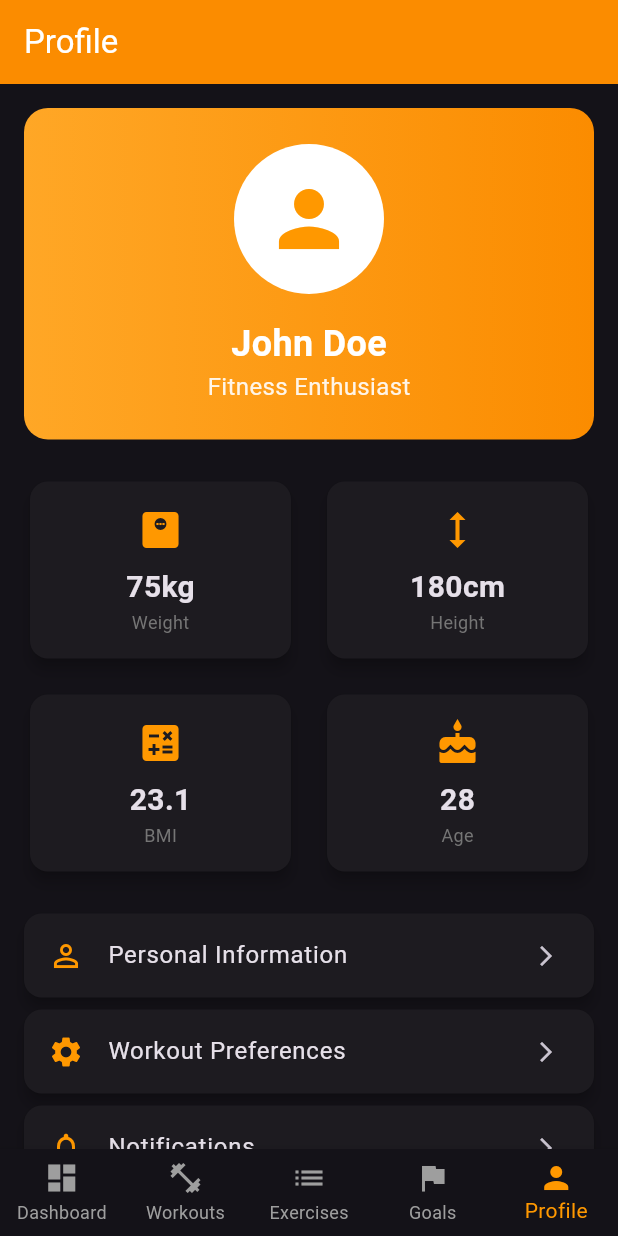
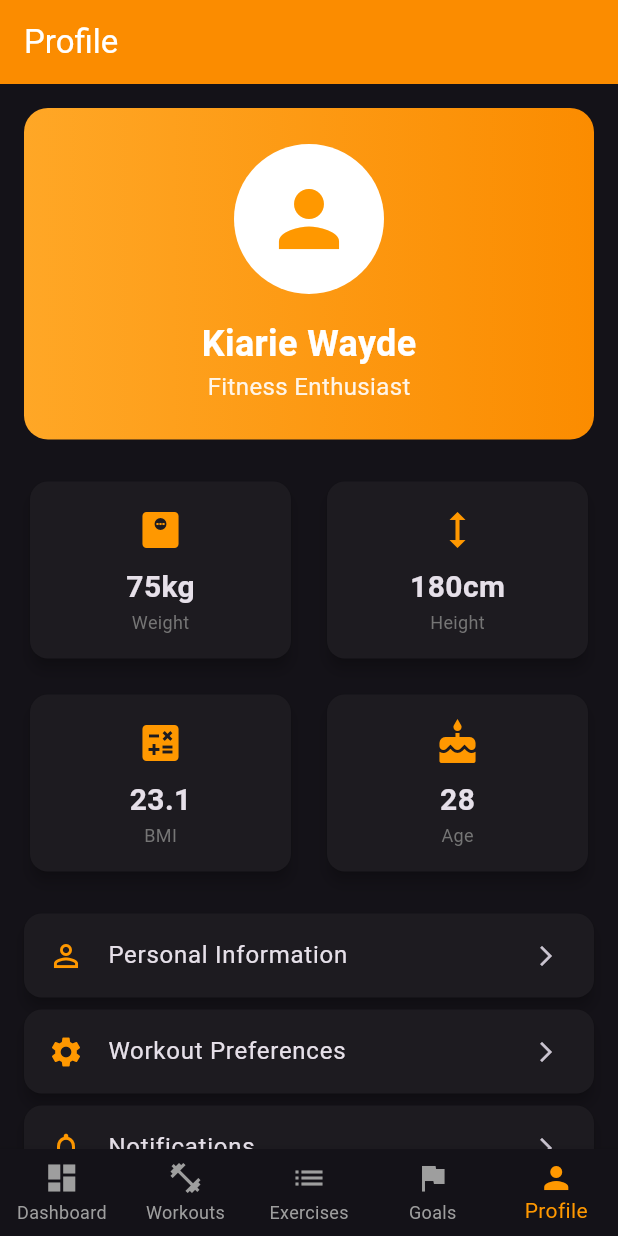
Before and after one commit to wayde-bit/FitTrack-Pro-Flutter-App, a Flutter app: the screen it shows after launch, swiped to page 5, on a phone screen of 412 x 824 dp. Run offline on Flutter 3.47's test engine with Material 3 defaults, Android fonts, the phone set to English and light mode, and no system bars.

Commit message:
Add app UI images

```diff
--- a/lib/main.dart
+++ b/lib/main.dart
@@ -1286,7 +1286,7 @@ class ProfileScreen extends StatelessWidget {
                   ),
                   SizedBox(height: 16),
                   Text(
-                    'John Doe',
+                    'Kiarie Wayde',
                     style: TextStyle(
                       color: Colors.white,
                       fontSize: 24,
```
Also changed, not shown: image 1.png (added), image 2.png (added), image 3.png (added), image 4.png (added).
